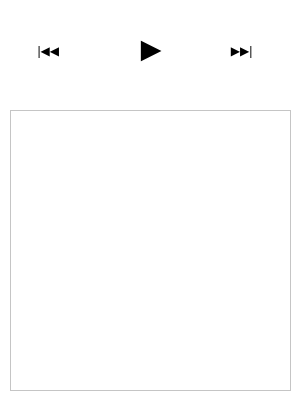
Old version of the form mainwindow.ui in the repository flxw/scplay.
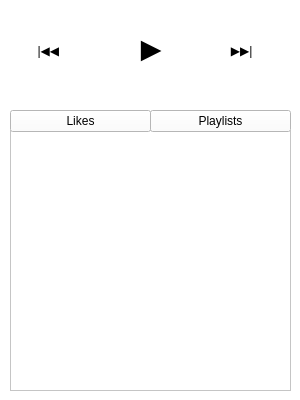
New version of the form.

Diff of the .ui file:
```diff
--- a/mainwindow.ui
+++ b/mainwindow.ui
@@ -18,17 +18,23 @@
 	background-color: #fff;
 }
 
-QPushButton {
+#playPauseButton,
+#prevButton,
+#nextButton {
 	border-style: solid;
 	border-width:2px;
 	border-color: rgba(255,72,0,.8);
 }
 
-QPushButton:hover {
+#playPauseButton:hover,
+#prevButton:hover,
+#nextButton:hover {
 	background-color: #fffafa;
 }
 
-QPushButton:pressed {
+#playPauseButton:pressed,
+#prevButton:pressed,
+#nextButton:pressed {
 	background-color: #fdf5e6;
 }</string>
   </property>
@@ -96,10 +102,39 @@
     <property name="geometry">
      <rect>
       <x>10</x>
-      <y>110</y>
+      <y>130</y>
       <width>281</width>
-      <height>281</height>
+      <height>261</height>
      </rect>
+    </property>
+    <property name="horizontalScrollBarPolicy">
+     <enum>Qt::ScrollBarAlwaysOff</enum>
+    </property>
+   </widget>
+   <widget class="QPushButton" name="pushButton">
+    <property name="geometry">
+     <rect>
+      <x>10</x>
+      <y>110</y>
+      <width>141</width>
+      <height>22</height>
+     </rect>
+    </property>
+    <property name="text">
+     <string>Likes</string>
+    </property>
+   </widget>
+   <widget class="QPushButton" name="pushButton_2">
+    <property name="geometry">
+     <rect>
+      <x>150</x>
+      <y>110</y>
+      <width>141</width>
+      <height>22</height>
+     </rect>
+    </property>
+    <property name="text">
+     <string>Playlists</string>
     </property>
    </widget>
   </widget>
```
